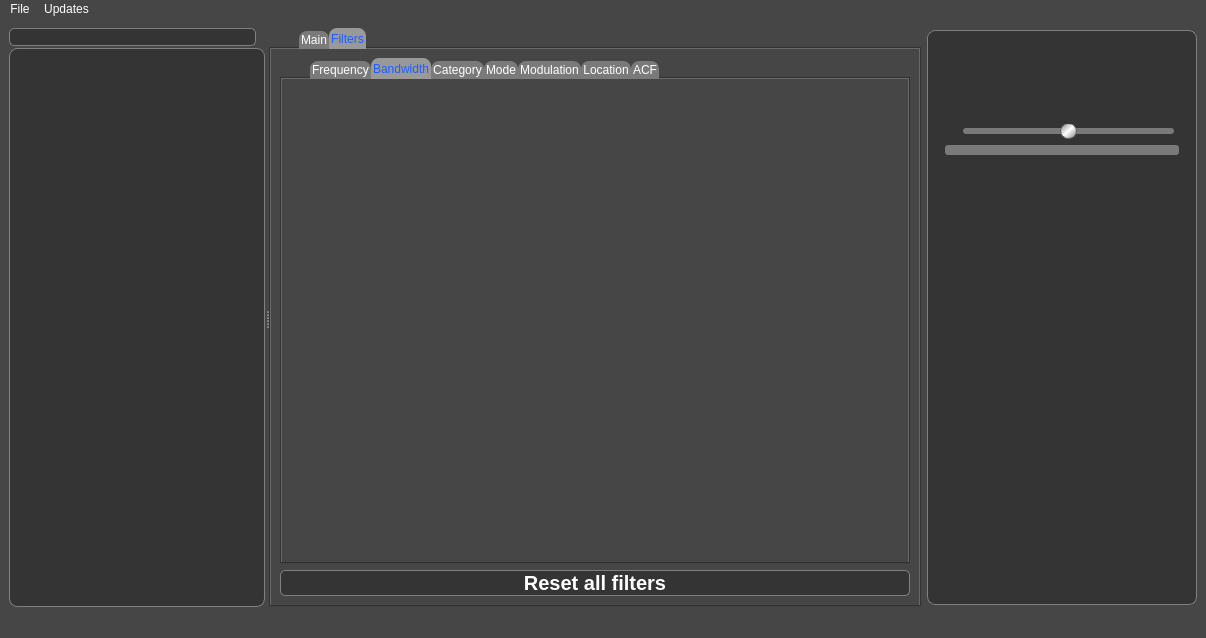
The window that main_window.ui (vbrizgamnk/Artemis) describes before a commit, drawn with Qt 5.
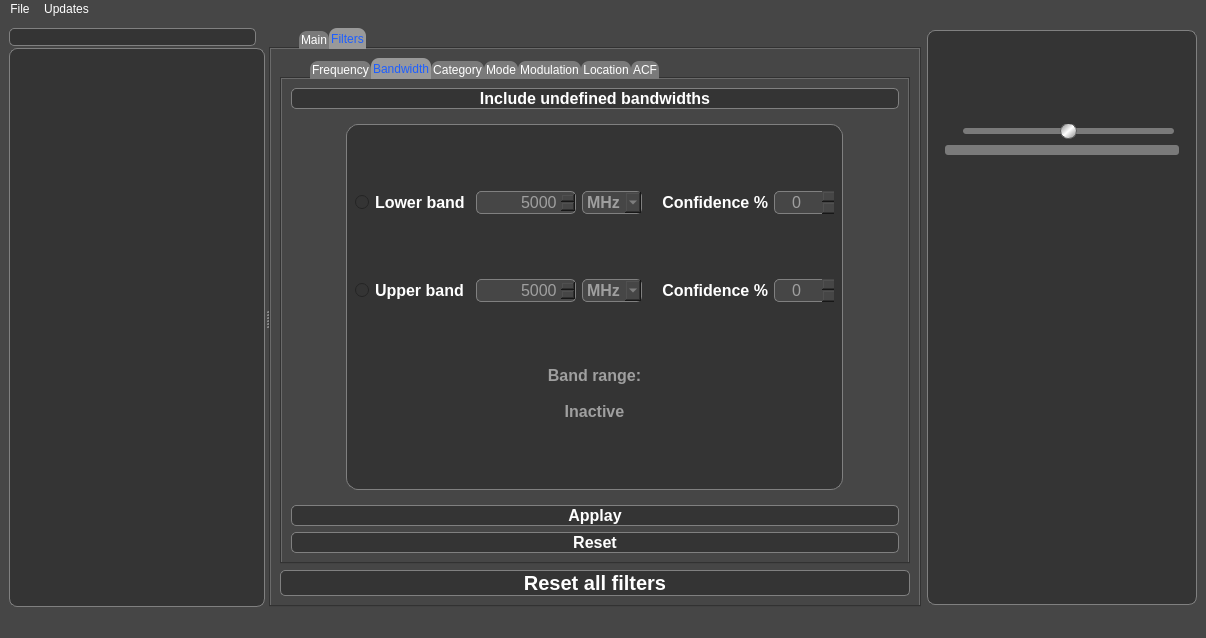
The same window after the commit. The open tabs and pages were chosen to show the change. Icons and pictures are not drawn. Custom widgets are drawn as their Qt base class.

Commit message: Add bandwidth filters. Refactor some functions.

```diff
--- a/main_window.ui
+++ b/main_window.ui
@@ -2747,6 +2747,524 @@
             <attribute name="title">
              <string>Bandwidth</string>
             </attribute>
+            <layout class="QVBoxLayout" name="verticalLayout_6" stretch="0,0,0,0">
+             <item>
+              <widget class="QPushButton" name="include_undef_bands">
+               <property name="font">
+                <font>
+                 <pointsize>12</pointsize>
+                 <weight>75</weight>
+                 <bold>true</bold>
+                </font>
+               </property>
+               <property name="text">
+                <string>Include undefined bandwidths</string>
+               </property>
+               <property name="checkable">
+                <bool>true</bool>
+               </property>
+              </widget>
+             </item>
+             <item>
+              <widget class="QWidget" name="widget_9" native="true">
+               <property name="sizePolicy">
+                <sizepolicy hsizetype="Preferred" vsizetype="Preferred">
+                 <horstretch>0</horstretch>
+                 <verstretch>0</verstretch>
+                </sizepolicy>
+               </property>
+               <layout class="QHBoxLayout" name="horizontalLayout_25">
+                <item>
+                 <widget class="QWidget" name="band_filter_container" native="true">
+                  <property name="sizePolicy">
+                   <sizepolicy hsizetype="Fixed" vsizetype="MinimumExpanding">
+                    <horstretch>0</horstretch>
+                    <verstretch>0</verstretch>
+                   </sizepolicy>
+                  </property>
+                  <property name="styleSheet">
+                   <string notr="true">QWidget#band_filter_container {
+	border: 1px solid gray;
+	background-color: rgb(52,52,52);
+	border-radius: 12px;
+}
+
+QRadioButton, QLabel {
+	background-color: rgb(52,52,52);
+}</string>
+                  </property>
+                  <layout class="QGridLayout" name="gridLayout_7">
+                   <item row="0" column="0">
+                    <widget class="QRadioButton" name="activate_low_band_filter_btn">
+                     <property name="font">
+                      <font>
+                       <pointsize>12</pointsize>
+                       <weight>75</weight>
+                       <bold>true</bold>
+                      </font>
+                     </property>
+                     <property name="text">
+                      <string>Lower band</string>
+                     </property>
+                     <property name="autoExclusive">
+                      <bool>false</bool>
+                     </property>
+                    </widget>
+                   </item>
+                   <item row="0" column="1">
+                    <widget class="QSpinBox" name="lower_band_spinbox">
+                     <property name="enabled">
+                      <bool>false</bool>
+                     </property>
+                     <property name="sizePolicy">
+                      <sizepolicy hsizetype="Fixed" vsizetype="Fixed">
+                       <horstretch>0</horstretch>
+                       <verstretch>0</verstretch>
+                      </sizepolicy>
+                     </property>
+                     <property name="minimumSize">
+                      <size>
+                       <width>100</width>
+                       <height>0</height>
+                      </size>
+                     </property>
+                     <property name="maximumSize">
+                      <size>
+                       <width>100</width>
+                       <height>16777215</height>
+                      </size>
+                     </property>
+                     <property name="font">
+                      <font>
+                       <pointsize>12</pointsize>
+                      </font>
+                     </property>
+                     <property name="styleSheet">
+                      <string notr="true">background-color: #464646;</string>
+                     </property>
+                     <property name="alignment">
+                      <set>Qt::AlignRight|Qt::AlignTrailing|Qt::AlignVCenter</set>
+                     </property>
+                     <property name="minimum">
+                      <number>1</number>
+                     </property>
+                     <property name="maximum">
+                      <number>100000000</number>
+                     </property>
+                     <property name="value">
+                      <number>5000</number>
+                     </property>
+                    </widget>
+                   </item>
+                   <item row="0" column="2">
+                    <widget class="QComboBox" name="lower_band_filter_unit">
+                     <property name="enabled">
+                      <bool>false</bool>
+                     </property>
+                     <property name="sizePolicy">
+                      <sizepolicy hsizetype="Preferred" vsizetype="Fixed">
+                       <horstretch>0</horstretch>
+                       <verstretch>0</verstretch>
+                      </sizepolicy>
+                     </property>
+                     <property name="minimumSize">
+                      <size>
+                       <width>60</width>
+                       <height>0</height>
+                      </size>
+                     </property>
+                     <property name="maximumSize">
+                      <size>
+                       <width>16777215</width>
+                       <height>16777215</height>
+                      </size>
+                     </property>
+                     <property name="font">
+                      <font>
+                       <pointsize>12</pointsize>
+                       <weight>75</weight>
+                       <bold>true</bold>
+                      </font>
+                     </property>
+                     <property name="styleSheet">
+                      <string notr="true">background-color: #464646;</string>
+                     </property>
+                     <property name="currentText">
+                      <string>MHz</string>
+                     </property>
+                     <property name="maxCount">
+                      <number>4</number>
+                     </property>
+                     <property name="duplicatesEnabled">
+                      <bool>false</bool>
+                     </property>
+                     <property name="modelColumn">
+                      <number>0</number>
+                     </property>
+                     <item>
+                      <property name="text">
+                       <string>MHz</string>
+                      </property>
+                     </item>
+                     <item>
+                      <property name="text">
+                       <string>Hz</string>
+                      </property>
+                     </item>
+                     <item>
+                      <property name="text">
+                       <string>kHz</string>
+                      </property>
+                     </item>
+                     <item>
+                      <property name="text">
+                       <string>GHz</string>
+                      </property>
+                     </item>
+                    </widget>
+                   </item>
+                   <item row="0" column="3">
+                    <widget class="QLabel" name="label_14">
+                     <property name="sizePolicy">
+                      <sizepolicy hsizetype="Minimum" vsizetype="Preferred">
+                       <horstretch>0</horstretch>
+                       <verstretch>0</verstretch>
+                      </sizepolicy>
+                     </property>
+                     <property name="font">
+                      <font>
+                       <pointsize>12</pointsize>
+                       <weight>75</weight>
+                       <bold>true</bold>
+                      </font>
+                     </property>
+                     <property name="text">
+                      <string>   Confidence %</string>
+                     </property>
+                     <property name="alignment">
+                      <set>Qt::AlignRight|Qt::AlignTrailing|Qt::AlignVCenter</set>
+                     </property>
+                    </widget>
+                   </item>
+                   <item row="0" column="4">
+                    <widget class="QSpinBox" name="lower_band_confidence">
+                     <property name="enabled">
+                      <bool>false</bool>
+                     </property>
+                     <property name="sizePolicy">
+                      <sizepolicy hsizetype="Preferred" vsizetype="Fixed">
+                       <horstretch>0</horstretch>
+                       <verstretch>0</verstretch>
+                      </sizepolicy>
+                     </property>
+                     <property name="minimumSize">
+                      <size>
+                       <width>60</width>
+                       <height>0</height>
+                      </size>
+                     </property>
+                     <property name="maximumSize">
+                      <size>
+                       <width>50</width>
+                       <height>16777215</height>
+                      </size>
+                     </property>
+                     <property name="font">
+                      <font>
+                       <pointsize>12</pointsize>
+                      </font>
+                     </property>
+                     <property name="styleSheet">
+                      <string notr="true">background-color: #464646;</string>
+                     </property>
+                     <property name="frame">
+                      <bool>false</bool>
+                     </property>
+                     <property name="alignment">
+                      <set>Qt::AlignCenter</set>
+                     </property>
+                     <property name="buttonSymbols">
+                      <enum>QAbstractSpinBox::UpDownArrows</enum>
+                     </property>
+                     <property name="specialValueText">
+                      <string/>
+                     </property>
+                     <property name="maximum">
+                      <number>100</number>
+                     </property>
+                     <property name="value">
+                      <number>0</number>
+                     </property>
+                    </widget>
+                   </item>
+                   <item row="1" column="0">
+                    <widget class="QRadioButton" name="activate_up_band_filter_btn">
+                     <property name="font">
+                      <font>
+                       <pointsize>12</pointsize>
+                       <weight>75</weight>
+                       <bold>true</bold>
+                      </font>
+                     </property>
+                     <property name="text">
+                      <string>Upper band</string>
+                     </property>
+                     <property name="autoExclusive">
+                      <bool>false</bool>
+                     </property>
+                    </widget>
+                   </item>
+                   <item row="1" column="1">
+                    <widget class="QSpinBox" name="upper_band_spinbox">
+                     <property name="enabled">
+                      <bool>false</bool>
+                     </property>
+                     <property name="sizePolicy">
+                      <sizepolicy hsizetype="Fixed" vsizetype="Fixed">
+                       <horstretch>0</horstretch>
+                       <verstretch>0</verstretch>
+                      </sizepolicy>
+                     </property>
+                     <property name="minimumSize">
+                      <size>
+                       <width>100</width>
+                       <height>0</height>
+                      </size>
+                     </property>
+                     <property name="maximumSize">
+                      <size>
+                       <width>100</width>
+                       <height>16777215</height>
+                      </size>
+                     </property>
+                     <property name="font">
+                      <font>
+                       <pointsize>12</pointsize>
+                      </font>
+                     </property>
+                     <property name="styleSheet">
+                      <string notr="true">background-color: #464646;</string>
+                     </property>
+                     <property name="alignment">
+                      <set>Qt::AlignRight|Qt::AlignTrailing|Qt::AlignVCenter</set>
+                     </property>
+                     <property name="minimum">
+                      <number>1</number>
+                     </property>
+                     <property name="maximum">
+                      <number>100000000</number>
+                     </property>
+                     <property name="value">
+                      <number>5000</number>
+                     </property>
+                    </widget>
+                   </item>
+                   <item row="1" column="2">
+                    <widget class="QComboBox" name="upper_band_filter_unit">
+                     <property name="enabled">
+                      <bool>false</bool>
+                     </property>
+                     <property name="sizePolicy">
+                      <sizepolicy hsizetype="Preferred" vsizetype="Fixed">
+                       <horstretch>0</horstretch>
+                       <verstretch>0</verstretch>
+                      </sizepolicy>
+                     </property>
+                     <property name="minimumSize">
+                      <size>
+                       <width>60</width>
+                       <height>0</height>
+                      </size>
+                     </property>
+                     <property name="maximumSize">
+                      <size>
+                       <width>16777215</width>
+                       <height>16777215</height>
+                      </size>
+                     </property>
+                     <property name="font">
+                      <font>
+                       <pointsize>12</pointsize>
+                       <weight>75</weight>
+                       <bold>true</bold>
+                      </font>
+                     </property>
+                     <property name="styleSheet">
+                      <string notr="true">background-color: #464646;</string>
+                     </property>
+                     <property name="currentText">
+                      <string>MHz</string>
+                     </property>
+                     <item>
+                      <property name="text">
+                       <string>MHz</string>
+                      </property>
+                     </item>
+                     <item>
+                      <property name="text">
+                       <string>Hz</string>
+                      </property>
+                     </item>
+                     <item>
+                      <property name="text">
+                       <string>kHz</string>
+                      </property>
+                     </item>
+                     <item>
+                      <property name="text">
+                       <string>GHz</string>
+                      </property>
+                     </item>
+                    </widget>
+                   </item>
+                   <item row="1" column="3">
+                    <widget class="QLabel" name="label_15">
+                     <property name="sizePolicy">
+                      <sizepolicy hsizetype="Minimum" vsizetype="Preferred">
+                       <horstretch>0</horstretch>
+                       <verstretch>0</verstretch>
+                      </sizepolicy>
+                     </property>
+                     <property name="font">
+                      <font>
+                       <pointsize>12</pointsize>
+                       <weight>75</weight>
+                       <bold>true</bold>
+                      </font>
+                     </property>
+                     <property name="text">
+                      <string>   Confidence %</string>
+                     </property>
+                     <property name="alignment">
+                      <set>Qt::AlignRight|Qt::AlignTrailing|Qt::AlignVCenter</set>
+                     </property>
+                    </widget>
+                   </item>
+                   <item row="1" column="4">
+                    <widget class="QSpinBox" name="upper_band_confidence">
+                     <property name="enabled">
+                      <bool>false</bool>
+                     </property>
+                     <property name="sizePolicy">
+                      <sizepolicy hsizetype="Preferred" vsizetype="Fixed">
+                       <horstretch>0</horstretch>
+                       <verstretch>0</verstretch>
+                      </sizepolicy>
+                     </property>
+                     <property name="minimumSize">
+                      <size>
+                       <width>60</width>
+                       <height>0</height>
+                      </size>
+                     </property>
+                     <property name="maximumSize">
+                      <size>
+                       <width>50</width>
+                       <height>16777215</height>
+                      </size>
+                     </property>
+                     <property name="font">
+                      <font>
+                       <pointsize>12</pointsize>
+                      </font>
+                     </property>
+                     <property name="styleSheet">
+                      <string notr="true">background-color: #464646;</string>
+                     </property>
+                     <property name="frame">
+                      <bool>false</bool>
+                     </property>
+                     <property name="alignment">
+                      <set>Qt::AlignCenter</set>
+                     </property>
+                     <property name="buttonSymbols">
+                      <enum>QAbstractSpinBox::UpDownArrows</enum>
+                     </property>
+                     <property name="specialValueText">
+                      <string/>
+                     </property>
+                     <property name="maximum">
+                      <number>100</number>
+                     </property>
+                     <property name="value">
+                      <number>0</number>
+                     </property>
+                    </widget>
+                   </item>
+                   <item row="2" column="0" colspan="5">
+                    <widget class="QLabel" name="band_range_lbl">
+                     <property name="enabled">
+                      <bool>false</bool>
+                     </property>
+                     <property name="sizePolicy">
+                      <sizepolicy hsizetype="Expanding" vsizetype="Fixed">
+                       <horstretch>0</horstretch>
+                       <verstretch>0</verstretch>
+                      </sizepolicy>
+                     </property>
+                     <property name="font">
+                      <font>
+                       <pointsize>12</pointsize>
+                       <weight>75</weight>
+                       <italic>false</italic>
+                       <bold>true</bold>
+                       <underline>false</underline>
+                      </font>
+                     </property>
+                     <property name="styleSheet">
+                      <string notr="true">color: #9f9f9f;</string>
+                     </property>
+                     <property name="text">
+                      <string>Band range:
+
+Inactive</string>
+                     </property>
+                     <property name="alignment">
+                      <set>Qt::AlignCenter</set>
+                     </property>
+                    </widget>
+                   </item>
+                  </layout>
+                 </widget>
+                </item>
+               </layout>
+              </widget>
+             </item>
+             <item>
+              <widget class="DoubleTextButton" name="apply_remove_band_filter_btn">
+               <property name="enabled">
+                <bool>true</bool>
+               </property>
+               <property name="font">
+                <font>
+                 <pointsize>12</pointsize>
+                 <weight>75</weight>
+                 <bold>true</bold>
+                </font>
+               </property>
+               <property name="text">
+                <string>Applay</string>
+               </property>
+               <property name="checkable">
+                <bool>true</bool>
+               </property>
+              </widget>
+             </item>
+             <item>
+              <widget class="QPushButton" name="reset_band_filters_btn">
+               <property name="font">
+                <font>
+                 <pointsize>12</pointsize>
+                 <weight>75</weight>
+                 <bold>true</bold>
+                </font>
+               </property>
+               <property name="text">
+                <string>Reset</string>
+               </property>
+              </widget>
+             </item>
+            </layout>
            </widget>
            <widget class="QWidget" name="tab_5">
             <attribute name="title">
```
Left out of the diff: 2 changed lines with no effect on the pictures. The commit also changes 1 other file.
